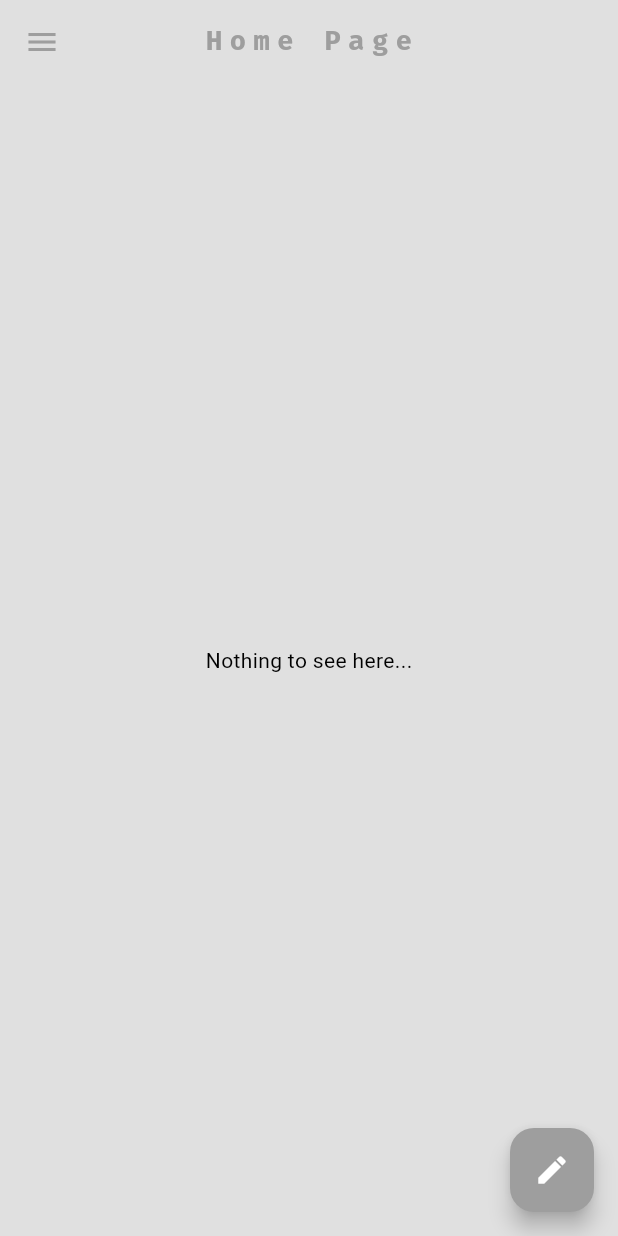
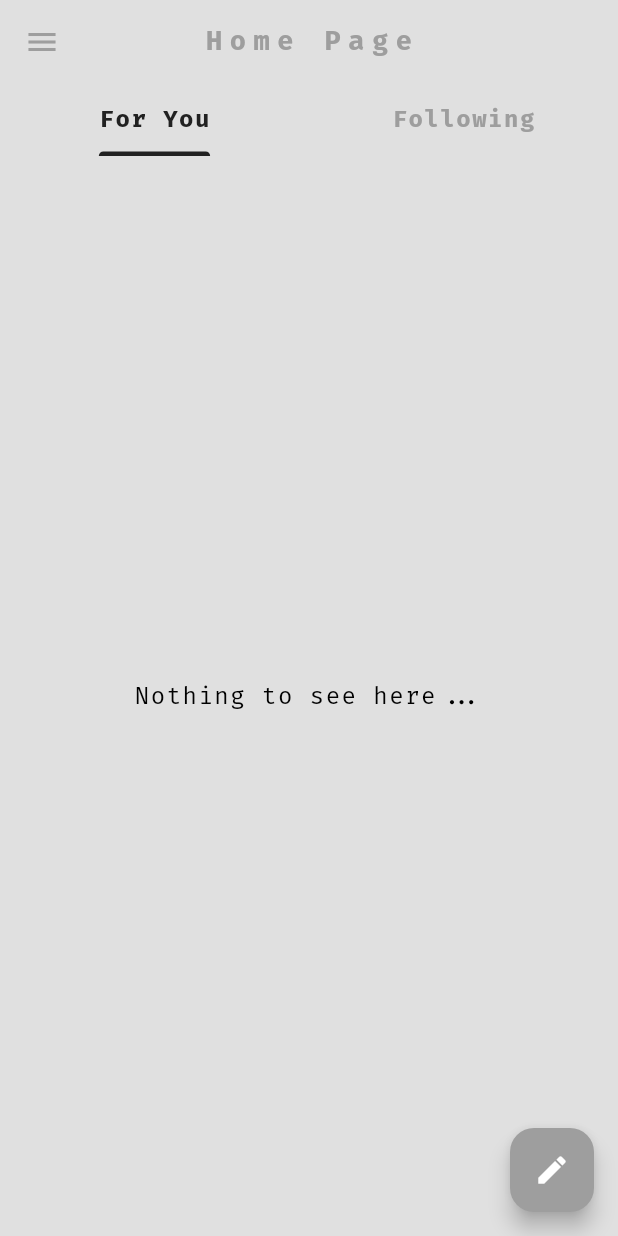
Before and after one commit to usman619/social_app, a Flutter app: the screen it shows once a user with an empty profile is signed in, in the side drawer, after a tap on the "create" icon, on a phone screen of 412 x 824 dp. Run offline on Flutter 3.47's test engine with Material 3 defaults, Android fonts, the phone set to English and light mode, and no system bars; our stand-ins replace cloud_firestore, firebase_auth, firebase_core, flutter_svg, google_fonts; accounts and stored records are empty; generated files the repository leaves out were written again.

Commit message:
Dividing HomePage into two tabs

```diff
--- a/lib/pages/home_page.dart
+++ b/lib/pages/home_page.dart
@@ -10,6 +10,7 @@ import 'package:social_app/themes/text_theme.dart';
 
 /*
   Home Page
+  - Show two tabs (All Posts, Following Posts)
 
 */
 
@@ -65,26 +66,52 @@ class _HomePageState extends State<HomePage> {
 
   @override
   Widget build(BuildContext context) {
-    return Scaffold(
+    return DefaultTabController(
+      length: 2,
+      child: Scaffold(
         // backgroundColor: Theme.of(context).colorScheme.surface,
         appBar: AppBar(
           title: Text('Home Page', style: titleTextTheme),
           foregroundColor: Theme.of(context).colorScheme.primary,
           centerTitle: true,
+          bottom: TabBar(
+            labelStyle: bodyTextTheme.copyWith(
+              fontSize: 16,
+              fontWeight: FontWeight.bold,
+            ),
+            labelColor: Theme.of(context).colorScheme.inversePrimary,
+            unselectedLabelColor: Theme.of(context).colorScheme.primary,
+            indicatorColor: Theme.of(context).colorScheme.inversePrimary,
+            dividerColor: Colors.transparent,
+            tabs: const [
+              Tab(
+                text: 'For You',
+              ),
+              Tab(
+                text: 'Following',
+              ),
+            ],
+          ),
         ),
         drawer: AppDrawer(),
-      body: _buildPostList(listeningProvider.allPosts),
+        body: TabBarView(
+          children: [
+            _buildPostList(listeningProvider.allPosts),
+            _buildPostList(listeningProvider.followingPosts),
+          ],
+        ),
         floatingActionButton: FloatingActionButton(
           onPressed: _openPostMessage,
           child: const Icon(Icons.create),
+        ),
       ),
     );
   }
 
   Widget _buildPostList(List<Post> posts) {
     return posts.isEmpty
-        ? const Center(
-            child: Text('Nothing to see here...'),
+        ? Center(
+            child: Text('Nothing to see here...', style: bodyTextTheme),
           )
         : ListView.builder(
             itemCount: posts.length,
--- a/lib/pages/profile_page.dart
+++ b/lib/pages/profile_page.dart
@@ -5,6 +5,7 @@ import 'package:social_app/components/app_follow_button.dart';
 import 'package:social_app/components/app_input_alert_box.dart';
 import 'package:social_app/components/app_post_tile.dart';
 import 'package:social_app/components/app_profile_stats.dart';
+import 'package:social_app/helper/navigate_pages.dart';
 import 'package:social_app/models/user.dart';
 import 'package:social_app/pages/follow_list_page.dart';
 import 'package:social_app/services/auth/auth_service.dart';
@@ -128,6 +129,10 @@ class _ProfilePageState extends State<ProfilePage> {
         ),
         centerTitle: true,
         foregroundColor: Theme.of(context).colorScheme.primary,
+        leading: IconButton(
+          icon: const Icon(Icons.arrow_back_ios),
+          onPressed: () => goHomePage(context),
+        ),
       ),
       body: SafeArea(
         child: ListView(
--- a/lib/pages/register_page.dart
+++ b/lib/pages/register_page.dart
@@ -1,6 +1,7 @@
 import 'package:flutter/material.dart';
 import 'package:social_app/components/app_button.dart';
 import 'package:social_app/components/app_loading_circle.dart';
+import 'package:social_app/components/app_password_field.dart';
 import 'package:social_app/components/app_text_field.dart';
 import 'package:social_app/components/hashtag_svg.dart';
 import 'package:social_app/services/auth/auth_service.dart';
@@ -115,13 +116,13 @@ class _RegisterPageState extends State<RegisterPage> {
                     obscureText: false,
                   ),
                   const SizedBox(height: 20),
-                  AppTextField(
+                  AppPasswordField(
                     controller: passwordController,
                     labelText: "Enter your password",
                     obscureText: true,
                   ),
                   const SizedBox(height: 20),
-                  AppTextField(
+                  AppPasswordField(
                     controller: confirmPasswordController,
                     labelText: "Confirm your password",
                     obscureText: true,
--- a/lib/services/database/database_provider.dart
+++ b/lib/services/database/database_provider.dart
@@ -13,9 +13,12 @@ class DatabaseProvider extends ChangeNotifier {
 
   Future<void> updateBio(String bio) => _db.updateUserBioInFirebase(bio);
 
+  // Locally stored posts
   List<Post> _allPosts = [];
+  List<Post> _followingPosts = [];
 
   List<Post> get allPosts => _allPosts;
+  List<Post> get followingPosts => _followingPosts;
 
   // Post a message
   Future<void> postMessage(String message) async {
@@ -26,16 +29,29 @@ class DatabaseProvider extends ChangeNotifier {
   // Load all posts
   Future<void> loadAllPosts() async {
     final allPosts = await _db.getAllPostsFromFirebase();
-    // Get all Posts
-    _allPosts = allPosts;
 
     // Block Users id and filter Posts
     final blockedUsers = await _db.getBlockedUsersFromFirebase();
     _allPosts =
-        _allPosts.where((post) => !blockedUsers.contains(post.uid)).toList();
+        allPosts.where((post) => !blockedUsers.contains(post.uid)).toList();
 
+    // Load following posts
+    loadFollowingPosts();
     // Initialize like count and liked posts
     initializeLikeMap();
+
+    notifyListeners();
+  }
+
+  // Load following posts
+  Future<void> loadFollowingPosts() async {
+    String currentUserId = _auth.getUserId();
+
+    final followingUserId =
+        await _db.getFollowingUidsFromFirebase(currentUserId);
+
+    _followingPosts =
+        _allPosts.where((post) => followingUserId.contains(post.uid)).toList();
 
     notifyListeners();
   }
```
Also changed, not shown: lib/components/app_post_tile.dart (+23 -27 lines), lib/helper/navigate_pages.dart (+12 -0 lines). Lines whose indentation alone changed are shown as unchanged.
